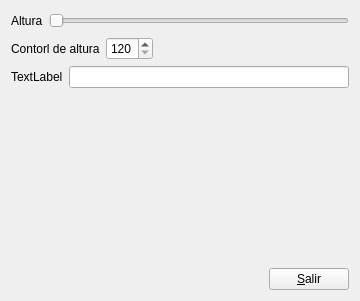
Qt form Qt/designer/widget.ui (Pinkii-/IDI) before a commit.
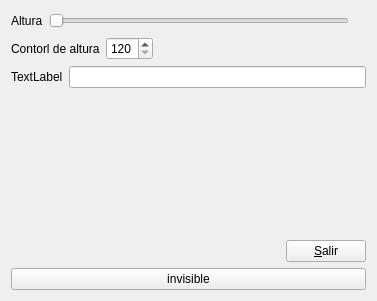
The same form after that commit. Custom widgets are drawn as their Qt base class.

Diff of the .ui file:
```diff
--- a/Qt/designer/widget.ui
+++ b/Qt/designer/widget.ui
@@ -6,15 +6,13 @@
    <rect>
     <x>0</x>
     <y>0</y>
-    <width>357</width>
+    <width>377</width>
     <height>301</height>
    </rect>
   </property>
   <property name="windowTitle">
    <string>Form</string>
   </property>
-  <layout class="QVBoxLayout" name="verticalLayout_2">
-   <item>
     <layout class="QVBoxLayout" name="verticalLayout">
      <item>
       <layout class="QHBoxLayout" name="horizontalLayout_3">
@@ -99,8 +97,6 @@
        </item>
       </layout>
      </item>
-    </layout>
-   </item>
    <item>
     <layout class="QHBoxLayout" name="horizontalLayout">
      <item>
@@ -122,8 +118,8 @@
      </property>
      <property name="sizeHint" stdset="0">
       <size>
-       <width>20</width>
-       <height>202</height>
+       <width>17</width>
+       <height>105</height>
       </size>
      </property>
     </spacer>
@@ -152,6 +148,13 @@
      </item>
     </layout>
    </item>
+   <item>
+    <widget class="QPushButton" name="pushButton_2">
+     <property name="text">
+      <string>invisible</string>
+     </property>
+    </widget>
+   </item>
   </layout>
  </widget>
  <customwidgets>
```
Left out of the diff: 27 changed lines with no effect on the pictures. Lines whose indentation alone changed are shown as unchanged.
